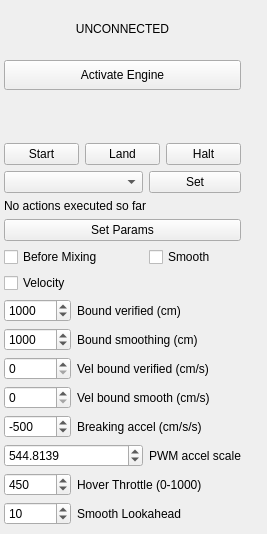
This is src/ui/UASControl.ui in dricketts/apm_planner as Qt 5 draws it before an edit. The edited form follows.
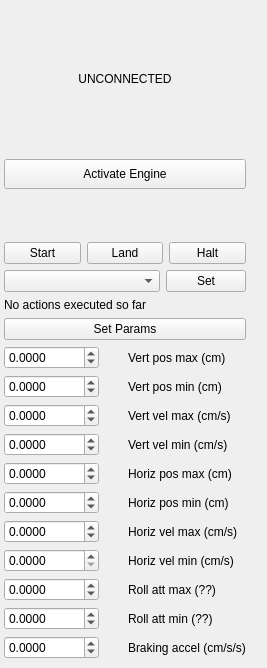
This is the edited form. Icons and pictures are not drawn.

Commit message: Updated to allow setting box-shim parameters. This means APM planner won't work with the old height shim anymore

```diff
--- a/src/ui/UASControl.ui
+++ b/src/ui/UASControl.ui
@@ -7,7 +7,7 @@
     <x>0</x>
     <y>0</y>
     <width>267</width>
-    <height>534</height>
+    <height>668</height>
    </rect>
   </property>
   <property name="sizePolicy">
@@ -34,7 +34,7 @@
   <property name="toolTip">
    <string>Control widget to send basic control actions to the micro air vehicle</string>
   </property>
-  <layout class="QGridLayout" name="gridLayout" rowstretch="5,0,0,0,0,0,0,0,0,0,0,0,0,0,0,0,0,0,0" columnstretch="5,0,0,0,0">
+  <layout class="QGridLayout" name="gridLayout" rowstretch="5,0,0,0,0,0,0,0,0,0,0,0,0,0,0,0,0,0,0,0" columnstretch="5,0,0,0,0,0">
    <property name="leftMargin">
     <number>4</number>
    </property>
@@ -47,71 +47,35 @@
    <property name="bottomMargin">
     <number>4</number>
    </property>
-   <item row="11" column="2" colspan="2">
+   <item row="17" column="3" colspan="2">
+    <widget class="QLabel" name="label_13">
+     <property name="text">
+      <string>Roll att min (??)</string>
+     </property>
+    </widget>
+   </item>
+   <item row="9" column="3" colspan="2">
     <widget class="QLabel" name="label_2">
      <property name="text">
-      <string>Bound smoothing (cm)</string>
+      <string>Vert pos min (cm)</string>
      </property>
     </widget>
    </item>
-   <item row="14" column="2" colspan="2">
+   <item row="12" column="3" colspan="2">
     <widget class="QLabel" name="label_3">
      <property name="text">
-      <string>Breaking accel (cm/s/s)</string>
+      <string>Horiz pos max (cm)</string>
      </property>
     </widget>
    </item>
-   <item row="10" column="1">
-    <widget class="QSpinBox" name="bound_verIn">
-     <property name="maximum">
-      <number>100000</number>
-     </property>
-     <property name="singleStep">
-      <number>50</number>
-     </property>
-     <property name="value">
-      <number>1000</number>
-     </property>
-    </widget>
-   </item>
-   <item row="15" column="1" colspan="2">
-    <widget class="QDoubleSpinBox" name="pwm_scaleIn">
-     <property name="decimals">
-      <number>4</number>
-     </property>
-     <property name="maximum">
-      <double>10000.000000000000000</double>
-     </property>
-     <property name="value">
-      <double>544.813899999999990</double>
-     </property>
-    </widget>
-   </item>
-   <item row="16" column="2" colspan="2">
-    <widget class="QLabel" name="label_5">
-     <property name="text">
-      <string>Hover Throttle (0-1000)</string>
-     </property>
-    </widget>
-   </item>
-   <item row="7" column="1" colspan="3">
+   <item row="7" column="1" colspan="4">
     <widget class="QPushButton" name="paramSetButton">
      <property name="text">
       <string>Set Params</string>
      </property>
     </widget>
    </item>
-   <item row="17" column="1">
-    <widget class="QSpinBox" name="smooth_lookaheadIn">
-     <property name="maximum">
-      <number>50</number>
-     </property>
-     <property name="value">
-      <number>10</number>
-     </property>
-    </widget>
-   </item>
-   <item row="5" column="1" colspan="2">
+   <item row="5" column="1" colspan="3">
     <widget class="QComboBox" name="modeComboBox">
      <property name="minimumSize">
       <size>
@@ -127,7 +91,7 @@
      </property>
     </widget>
    </item>
-   <item row="0" column="1" rowspan="2" colspan="3">
+   <item row="0" column="1" rowspan="2" colspan="4">
     <widget class="QLabel" name="controlStatusLabel">
      <property name="minimumSize">
       <size>
@@ -152,7 +116,7 @@
      </property>
     </widget>
    </item>
-   <item row="5" column="3">
+   <item row="5" column="4">
     <widget class="QPushButton" name="setModeButton">
      <property name="minimumSize">
       <size>
@@ -175,7 +139,7 @@
      </property>
     </widget>
    </item>
-   <item row="6" column="1" colspan="3">
+   <item row="6" column="1" colspan="4">
     <widget class="QLabel" name="lastActionLabel">
      <property name="minimumSize">
       <size>
@@ -197,7 +161,7 @@
      </property>
     </widget>
    </item>
-   <item row="1" column="4" rowspan="6">
+   <item row="1" column="5" rowspan="6">
     <spacer name="horizontalSpacer_2">
      <property name="orientation">
       <enum>Qt::Horizontal</enum>
@@ -210,21 +174,14 @@
      </property>
     </spacer>
    </item>
-   <item row="9" column="1">
-    <widget class="QCheckBox" name="velocityCheck">
+   <item row="8" column="3" colspan="2">
+    <widget class="QLabel" name="label">
      <property name="text">
-      <string>Velocity</string>
+      <string>Vert pos max (cm)</string>
      </property>
     </widget>
    </item>
-   <item row="12" column="1">
-    <widget class="QSpinBox" name="vel_bound_ver">
-     <property name="maximum">
-      <number>100000</number>
-     </property>
-    </widget>
-   </item>
-   <item row="4" column="1" colspan="3">
+   <item row="4" column="1" colspan="4">
     <layout class="QHBoxLayout" name="horizontalLayout">
      <property name="spacing">
       <number>6</number>
@@ -300,14 +257,26 @@
      </item>
     </layout>
    </item>
-   <item row="15" column="3">
-    <widget class="QLabel" name="label_4">
+   <item row="2" column="1" colspan="4">
+    <widget class="QPushButton" name="controlButton">
+     <property name="minimumSize">
+      <size>
+       <width>0</width>
+       <height>30</height>
+      </size>
+     </property>
+     <property name="toolTip">
+      <string>Main control button</string>
+     </property>
+     <property name="statusTip">
+      <string>Main control button</string>
+     </property>
      <property name="text">
-      <string>PWM accel scale</string>
+      <string>Activate Engine</string>
      </property>
     </widget>
    </item>
-   <item row="3" column="1" colspan="3">
+   <item row="3" column="1" colspan="4">
     <spacer name="verticalSpacer">
      <property name="orientation">
       <enum>Qt::Vertical</enum>
@@ -320,7 +289,7 @@
      </property>
     </spacer>
    </item>
-   <item row="18" column="1" colspan="3">
+   <item row="19" column="1" colspan="4">
     <spacer name="verticalSpacer_2">
      <property name="orientation">
       <enum>Qt::Vertical</enum>
@@ -333,88 +302,17 @@
      </property>
     </spacer>
    </item>
-   <item row="2" column="1" colspan="3">
-    <widget class="QPushButton" name="controlButton">
-     <property name="minimumSize">
-      <size>
-       <width>0</width>
-       <height>30</height>
-      </size>
-     </property>
-     <property name="toolTip">
-      <string>Main control button</string>
-     </property>
-     <property name="statusTip">
-      <string>Main control button</string>
-     </property>
+   <item row="10" column="3" colspan="2">
+    <widget class="QLabel" name="label_6">
      <property name="text">
-      <string>Activate Engine</string>
+      <string>Vert vel max (cm/s)</string>
      </property>
     </widget>
    </item>
-   <item row="16" column="1">
-    <widget class="QSpinBox" name="hover_throttleIn">
-     <property name="maximum">
-      <number>1000</number>
-     </property>
-     <property name="singleStep">
-      <number>1</number>
-     </property>
-     <property name="value">
-      <number>450</number>
-     </property>
-    </widget>
-   </item>
-   <item row="8" column="3">
-    <widget class="QCheckBox" name="smoothIn">
+   <item row="11" column="3" colspan="2">
+    <widget class="QLabel" name="label_7">
      <property name="text">
-      <string>Smooth</string>
-     </property>
-    </widget>
-   </item>
-   <item row="8" column="1" colspan="2">
-    <widget class="QCheckBox" name="beforeIn">
-     <property name="text">
-      <string>Before Mixing</string>
-     </property>
-    </widget>
-   </item>
-   <item row="10" column="2" colspan="2">
-    <widget class="QLabel" name="label">
-     <property name="text">
-      <string>Bound verified (cm)</string>
-     </property>
-    </widget>
-   </item>
-   <item row="14" column="1">
-    <widget class="QSpinBox" name="aminIn">
-     <property name="minimum">
-      <number>-980</number>
-     </property>
-     <property name="maximum">
-      <number>0</number>
-     </property>
-     <property name="singleStep">
-      <number>10</number>
-     </property>
-     <property name="value">
-      <number>-500</number>
-     </property>
-    </widget>
-   </item>
-   <item row="11" column="1">
-    <widget class="QSpinBox" name="bound_unverIn">
-     <property name="maximum">
-      <number>100000</number>
-     </property>
-     <property name="singleStep">
-      <number>50</number>
-     </property>
-     <property name="value">
-      <number>1000</number>
-     </property>
-     <property name="displayIntegerBase">
-      <number>10</number>
+      <string>Vert vel min (cm/s)</string>
      </property>
     </widget>
    </item>
@@ -431,31 +329,184 @@
      </property>
     </spacer>
    </item>
-   <item row="17" column="2" colspan="2">
-    <widget class="QLabel" name="label_11">
+   <item row="16" column="3" colspan="2">
+    <widget class="QLabel" name="label_12">
      <property name="text">
-      <string>Smooth Lookahead</string>
+      <string>Roll att max (??)</string>
+     </property>
+    </widget>
+   </item>
+   <item row="15" column="3" colspan="2">
+    <widget class="QLabel" name="label_10">
+     <property name="text">
+      <string>Horiz vel min (cm/s)</string>
+     </property>
+    </widget>
+   </item>
+   <item row="13" column="3" colspan="2">
+    <widget class="QLabel" name="label_8">
+     <property name="text">
+      <string>Horiz pos min (cm)</string>
+     </property>
+    </widget>
+   </item>
+   <item row="14" column="3" colspan="2">
+    <widget class="QLabel" name="label_9">
+     <property name="text">
+      <string>Horiz vel max (cm/s)</string>
+     </property>
+    </widget>
+   </item>
+   <item row="18" column="3" colspan="2">
+    <widget class="QLabel" name="label_4">
+     <property name="text">
+      <string>Braking accel (cm/s/s)</string>
+     </property>
+    </widget>
+   </item>
+   <item row="8" column="1">
+    <widget class="QDoubleSpinBox" name="h_ubIn">
+     <property name="decimals">
+      <number>4</number>
+     </property>
+     <property name="minimum">
+      <double>-10000.000000000000000</double>
+     </property>
+     <property name="maximum">
+      <double>10000.000000000000000</double>
+     </property>
+    </widget>
+   </item>
+   <item row="9" column="1">
+    <widget class="QDoubleSpinBox" name="h_lbIn">
+     <property name="decimals">
+      <number>4</number>
+     </property>
+     <property name="minimum">
+      <double>-10000.000000000000000</double>
+     </property>
+     <property name="maximum">
+      <double>10000.000000000000000</double>
+     </property>
+    </widget>
+   </item>
+   <item row="10" column="1">
+    <widget class="QDoubleSpinBox" name="hprime_ubIn">
+     <property name="decimals">
+      <number>4</number>
+     </property>
+     <property name="minimum">
+      <double>-10000.000000000000000</double>
+     </property>
+     <property name="maximum">
+      <double>10000.000000000000000</double>
+     </property>
+    </widget>
+   </item>
+   <item row="11" column="1">
+    <widget class="QDoubleSpinBox" name="hprime_lbIn">
+     <property name="toolTipDuration">
+      <number>-1</number>
+     </property>
+     <property name="decimals">
+      <number>4</number>
+     </property>
+     <property name="minimum">
+      <double>-10000.000000000000000</double>
+     </property>
+     <property name="maximum">
+      <double>10000.000000000000000</double>
+     </property>
+    </widget>
+   </item>
+   <item row="12" column="1">
+    <widget class="QDoubleSpinBox" name="x_ubIn">
+     <property name="decimals">
+      <number>4</number>
+     </property>
+     <property name="minimum">
+      <double>-10000.000000000000000</double>
+     </property>
+     <property name="maximum">
+      <double>10000.000000000000000</double>
      </property>
     </widget>
    </item>
    <item row="13" column="1">
-    <widget class="QSpinBox" name="vel_bound_unver">
+    <widget class="QDoubleSpinBox" name="x_lbIn">
+     <property name="decimals">
+      <number>4</number>
+     </property>
+     <property name="minimum">
+      <double>-10000.000000000000000</double>
+     </property>
      <property name="maximum">
-      <number>100000</number>
+      <double>10000.000000000000000</double>
      </property>
     </widget>
    </item>
-   <item row="12" column="2" colspan="2">
-    <widget class="QLabel" name="label_6">
-     <property name="text">
-      <string>Vel bound verified (cm/s)</string>
+   <item row="14" column="1">
+    <widget class="QDoubleSpinBox" name="xprime_ubIn">
+     <property name="decimals">
+      <number>4</number>
      </property>
+     <property name="minimum">
+      <double>-10000.000000000000000</double>
+     </property>
+     <property name="maximum">
+      <double>10000.000000000000000</double>
+     </property>
     </widget>
    </item>
-   <item row="13" column="2" colspan="2">
-    <widget class="QLabel" name="label_7">
-     <property name="text">
-      <string>Vel bound smooth (cm/s)</string>
+   <item row="15" column="1">
+    <widget class="QDoubleSpinBox" name="xprime_lbIn">
+     <property name="decimals">
+      <number>4</number>
+     </property>
+     <property name="maximum">
+      <double>10000.000000000000000</double>
+     </property>
+     <property name="value">
+      <double>0.000000000000000</double>
+     </property>
+    </widget>
+   </item>
+   <item row="16" column="1">
+    <widget class="QDoubleSpinBox" name="roll_ubIn">
+     <property name="decimals">
+      <number>4</number>
+     </property>
+     <property name="minimum">
+      <double>-10000.000000000000000</double>
+     </property>
+     <property name="maximum">
+      <double>10000.000000000000000</double>
+     </property>
+    </widget>
+   </item>
+   <item row="17" column="1">
+    <widget class="QDoubleSpinBox" name="roll_lbIn">
+     <property name="decimals">
+      <number>4</number>
+     </property>
+     <property name="minimum">
+      <double>-10000.000000000000000</double>
+     </property>
+     <property name="maximum">
+      <double>10000.000000000000000</double>
+     </property>
+    </widget>
+   </item>
+   <item row="18" column="1">
+    <widget class="QDoubleSpinBox" name="abrakingIn">
+     <property name="decimals">
+      <number>4</number>
+     </property>
+     <property name="minimum">
+      <double>-10000.000000000000000</double>
+     </property>
+     <property name="maximum">
+      <double>10000.000000000000000</double>
      </property>
     </widget>
    </item>
```
The commit also changes 6 other files.
